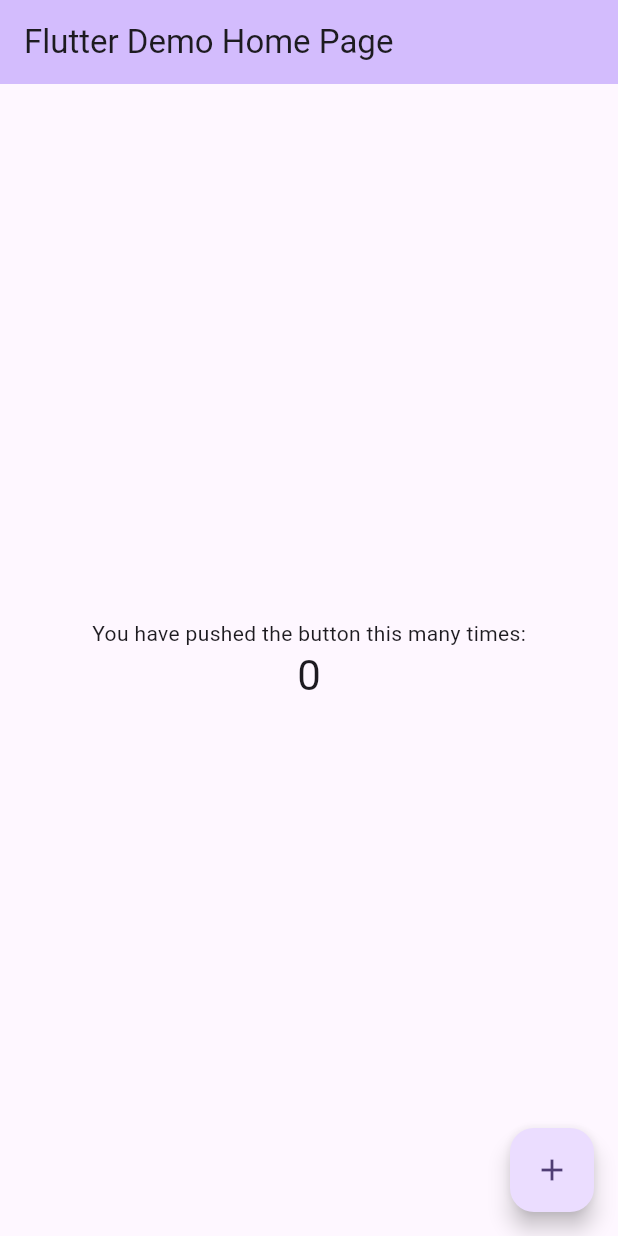
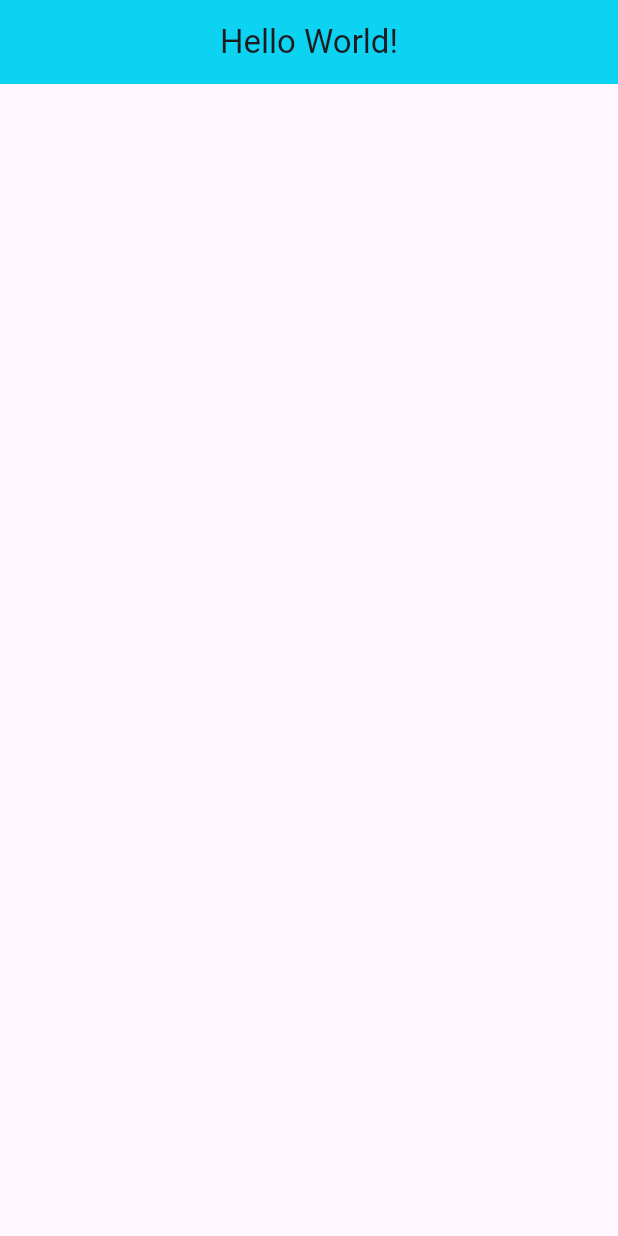
Before and after one commit to wellington067/Business_Management_System, a Flutter app: the screen it shows after launch, on a phone screen of 412 x 824 dp. Run offline on Flutter 3.47's test engine with Material 3 defaults, Android fonts, the phone set to English and light mode, and no system bars; our stand-ins replace get.

Commit message:
Creating the folder structure

```diff
--- /dev/null
+++ b/lib/App.dart
@@ -0,0 +1,19 @@
+import 'package:business_management_system/views/home/home_page.dart';
+import 'package:flutter/material.dart';
+import 'package:get/get_navigation/src/root/get_material_app.dart';
+
+class App extends StatelessWidget {
+  const App({super.key});
+
+  @override
+  Widget build(BuildContext context) {
+    return GetMaterialApp(
+      title: "Hello world",
+      theme: ThemeData(
+        primarySwatch: Colors.blue,
+      ),
+      debugShowCheckedModeBanner: false,
+      home: const HomePage(),
+    );
+  }
+}
--- /dev/null
+++ b/lib/controllers/counter_controller.dart
@@ -0,0 +1,10 @@
+
+
+import 'package:get/get.dart';
+import 'package:get/get_state_manager/src/simple/get_controllers.dart';
+
+class CounterController extends GetxController {
+  var counter = 0.obs;
+
+  void increment() => counter.value++;
+}
--- a/lib/main.dart
+++ b/lib/main.dart
@@ -1,125 +1,7 @@
+import 'package:business_management_system/App.dart';
 import 'package:flutter/material.dart';
 
+
 void main() {
-  runApp(const MyApp());
+  runApp(const App());
 }
-
-class MyApp extends StatelessWidget {
-  const MyApp({super.key});
-
-  // This widget is the root of your application.
-  @override
-  Widget build(BuildContext context) {
-    return MaterialApp(
-      title: 'Flutter Demo',
-      theme: ThemeData(
-        // This is the theme of your application.
-        //
-        // TRY THIS: Try running your application with "flutter run". You'll see
-        // the application has a purple toolbar. Then, without quitting the app,
-        // try changing the seedColor in the colorScheme below to Colors.green
-        // and then invoke "hot reload" (save your changes or press the "hot
-        // reload" button in a Flutter-supported IDE, or press "r" if you used
-        // the command line to start the app).
-        //
-        // Notice that the counter didn't reset back to zero; the application
-        // state is not lost during the reload. To reset the state, use hot
-        // restart instead.
-        //
-        // This works for code too, not just values: Most code changes can be
-        // tested with just a hot reload.
-        colorScheme: ColorScheme.fromSeed(seedColor: Colors.deepPurple),
-        useMaterial3: true,
-      ),
-      home: const MyHomePage(title: 'Flutter Demo Home Page'),
-    );
-  }
-}
-
-class MyHomePage extends StatefulWidget {
-  const MyHomePage({super.key, required this.title});
-
-  // This widget is the home page of your application. It is stateful, meaning
-  // that it has a State object (defined below) that contains fields that affect
-  // how it looks.
-
-  // This class is the configuration for the state. It holds the values (in this
-  // case the title) provided by the parent (in this case the App widget) and
-  // used by the build method of the State. Fields in a Widget subclass are
-  // always marked "final".
-
-  final String title;
-
-  @override
-  State<MyHomePage> createState() => _MyHomePageState();
-}
-
-class _MyHomePageState extends State<MyHomePage> {
-  int _counter = 0;
-
-  void _incrementCounter() {
-    setState(() {
-      // This call to setState tells the Flutter framework that something has
-      // changed in this State, which causes it to rerun the build method below
-      // so that the display can reflect the updated values. If we changed
-      // _counter without calling setState(), then the build method would not be
-      // called again, and so nothing would appear to happen.
-      _counter++;
-    });
-  }
-
-  @override
-  Widget build(BuildContext context) {
-    // This method is rerun every time setState is called, for instance as done
-    // by the _incrementCounter method above.
-    //
-    // The Flutter framework has been optimized to make rerunning build methods
-    // fast, so that you can just rebuild anything that needs updating rather
-    // than having to individually change instances of widgets.
-    return Scaffold(
-      appBar: AppBar(
-        // TRY THIS: Try changing the color here to a specific color (to
-        // Colors.amber, perhaps?) and trigger a hot reload to see the AppBar
-        // change color while the other colors stay the same.
-        backgroundColor: Theme.of(context).colorScheme.inversePrimary,
-        // Here we take the value from the MyHomePage object that was created by
-        // the App.build method, and use it to set our appbar title.
-        title: Text(widget.title),
-      ),
-      body: Center(
-        // Center is a layout widget. It takes a single child and positions it
-        // in the middle of the parent.
-        child: Column(
-          // Column is also a layout widget. It takes a list of children and
-          // arranges them vertically. By default, it sizes itself to fit its
-          // children horizontally, and tries to be as tall as its parent.
-          //
-          // Column has various properties to control how it sizes itself and
-          // how it positions its children. Here we use mainAxisAlignment to
-          // center the children vertically; the main axis here is the vertical
-          // axis because Columns are vertical (the cross axis would be
-          // horizontal).
-          //
-          // TRY THIS: Invoke "debug painting" (choose the "Toggle Debug Paint"
-          // action in the IDE, or press "p" in the console), to see the
-          // wireframe for each widget.
-          mainAxisAlignment: MainAxisAlignment.center,
-          children: <Widget>[
-            const Text(
-              'You have pushed the button this many times:',
-            ),
-            Text(
-              '$_counter',
-              style: Theme.of(context).textTheme.headlineMedium,
-            ),
-          ],
-        ),
-      ),
-      floatingActionButton: FloatingActionButton(
-        onPressed: _incrementCounter,
-        tooltip: 'Increment',
-        child: const Icon(Icons.add),
-      ), // This trailing comma makes auto-formatting nicer for build methods.
-    );
-  }
-}
--- /dev/null
+++ b/lib/views/home/home_page.dart
@@ -0,0 +1,22 @@
+import 'package:flutter/material.dart';
+
+class HomePage extends StatefulWidget {
+  const HomePage({super.key});
+
+  @override
+  State<HomePage> createState() => _HomePageState();
+}
+
+class _HomePageState extends State<HomePage> {
+  @override
+  Widget build(BuildContext context) {
+    return Scaffold(
+      appBar: AppBar(
+
+        title: const Text("Hello World!"),
+        centerTitle: true,
+        backgroundColor: const Color.fromARGB(255, 12, 211, 242),
+      ),
+    );
+  }
+}
--- a/pubspec.yaml
+++ b/pubspec.yaml
@@ -31,10 +31,13 @@ dependencies:
   flutter:
     sdk: flutter
 
-
   # The following adds the Cupertino Icons font to your application.
   # Use with the CupertinoIcons class for iOS style icons.
   cupertino_icons: ^1.0.6
+  get: ^4.6.6
+  provider: ^6.1.2
+  dio: ^5.4.1
+  http: ^1.2.1
 
 dev_dependencies:
   flutter_test:
```
Also changed, not shown: lib/models/user.dart (added), lib/services/api_service.dart (added), lib/shared/constants/style_constantes.dart (added), lib/views/home/home_page_controller.dart (added), 1 other file.
